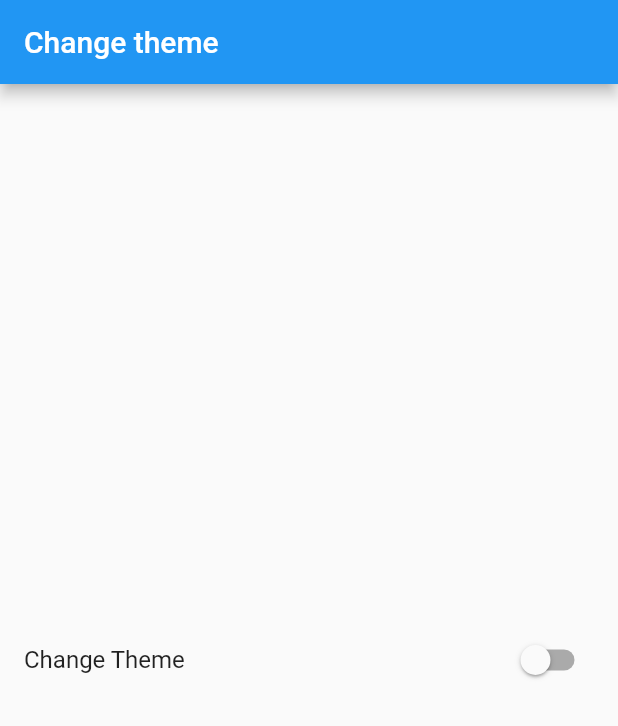
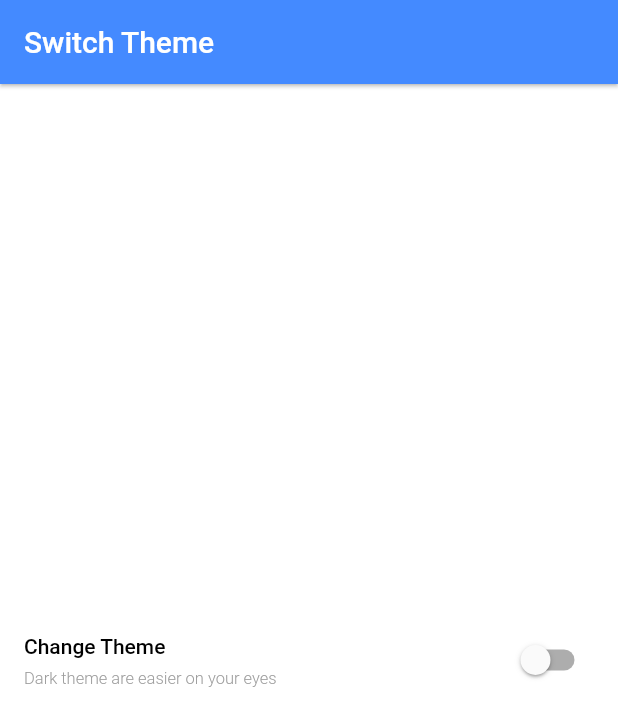
Before and after one commit to Iaashish13/switch_theme_using_hydrated_cubit, a Flutter app: the screen it shows after launch, on a phone screen of 412 x 824 dp. Shown: the top 726 px of the screen. Run offline on Flutter 3.47's test engine with Material 2 defaults, Android fonts, the phone set to English and light mode, and no system bars; our stand-ins replace flutter_bloc, hydrated_bloc.

Commit message:
saving state with hydrated bloc

```diff
--- a/lib/main.dart
+++ b/lib/main.dart
@@ -1,5 +1,7 @@
 import 'package:change_theme/cubit/change_theme_cubit.dart';
 import 'package:change_theme/screen/change_theme_screen.dart';
+import 'package:change_theme/theme/dark_theme.dart';
+import 'package:change_theme/theme/light_them.dart';
 import 'package:flutter/material.dart';
 import 'package:flutter_bloc/flutter_bloc.dart';
 import 'package:hydrated_bloc/hydrated_bloc.dart';
@@ -10,8 +12,8 @@ void main() async {
   HydratedBloc.storage = await HydratedStorage.build(
       storageDirectory: await getApplicationDocumentsDirectory());
 
-  runApp( BlocProvider<ChangeThemeCubit>(
-    create: (context) =>ChangeThemeCubit(),
+  runApp(BlocProvider<ChangeThemeCubit>(
+    create: (context) => ChangeThemeCubit(),
     child: const MyApp(),
   ));
 }
@@ -21,12 +23,14 @@ class MyApp extends StatelessWidget {
 
   @override
   Widget build(BuildContext context) {
-    return MaterialApp(
-      title: 'Switch Theme',
-      theme: ThemeData(
-        primarySwatch: Colors.blue,
-      ),
-      home: const ChangeThemeScreen(),
+    return BlocBuilder<ChangeThemeCubit, bool>(
+      builder: (context, state) {
+        return MaterialApp(
+          title: 'Switch Theme',
+          theme: state ? darkTheme : lightTheme,
+          home: const ChangeThemeScreen(),
+        );
+      },
     );
   }
 }
--- a/lib/screen/change_theme_screen.dart
+++ b/lib/screen/change_theme_screen.dart
@@ -9,13 +9,20 @@ class ChangeThemeScreen extends StatelessWidget {
   Widget build(BuildContext context) {
     return Scaffold(
       appBar: AppBar(
-        title: const Text('Change theme'),
+        title: const Text(
+          'Switch Theme',
+        ),
       ),
       body: SafeArea(child: BlocBuilder<ChangeThemeCubit, bool>(
         builder: (context, state) {
           return Center(
             child: SwitchListTile(
-                title: const Text('Change Theme'),
+                subtitle: Text('Dark theme are easier on your eyes',
+                    style: Theme.of(context).textTheme.bodyText2),
+                title: Text(
+                  'Change Theme',
+                  style: Theme.of(context).textTheme.bodyText1,
+                ),
                 value: state,
                 onChanged: (value) {
                   BlocProvider.of<ChangeThemeCubit>(context)
--- a/lib/theme/dark_theme.dart
+++ b/lib/theme/dark_theme.dart
@@ -1,13 +1,20 @@
 import 'package:flutter/material.dart';
 
 final darkTheme = ThemeData(
+  appBarTheme:
+      const AppBarTheme(backgroundColor: Color(0xff121212), elevation: 1),
   primaryColor: Colors.blueAccent,
   scaffoldBackgroundColor: Colors.black,
   textTheme: const TextTheme(
     bodyText1: TextStyle(
       fontWeight: FontWeight.w500,
-      fontSize: 12,
+      fontSize: 14,
       color: Colors.white,
+    ),
+    bodyText2: TextStyle(
+      fontWeight: FontWeight.w300,
+      fontSize: 11,
+      color: Colors.grey,
     ),
   ),
 );
--- a/lib/theme/light_them.dart
+++ b/lib/theme/light_them.dart
@@ -1,19 +1,20 @@
 import 'package:flutter/material.dart';
 
 final lightTheme = ThemeData(
-
+  appBarTheme:
+      const AppBarTheme(backgroundColor: Colors.blueAccent, elevation: 1),
   primaryColor: Colors.blueAccent,
-
-
   scaffoldBackgroundColor: Colors.white,
-  textTheme:const  TextTheme(
-    bodyText1:TextStyle(
-
+  textTheme: const TextTheme(
+    bodyText1: TextStyle(
       fontWeight: FontWeight.w500,
-      fontSize: 12,
+      fontSize: 14,
       color: Colors.black,
     ),
-
-
+     bodyText2: TextStyle(
+      fontWeight: FontWeight.w300,
+      fontSize: 11,
+      color: Colors.grey,
+    )
   ),
 );
```
